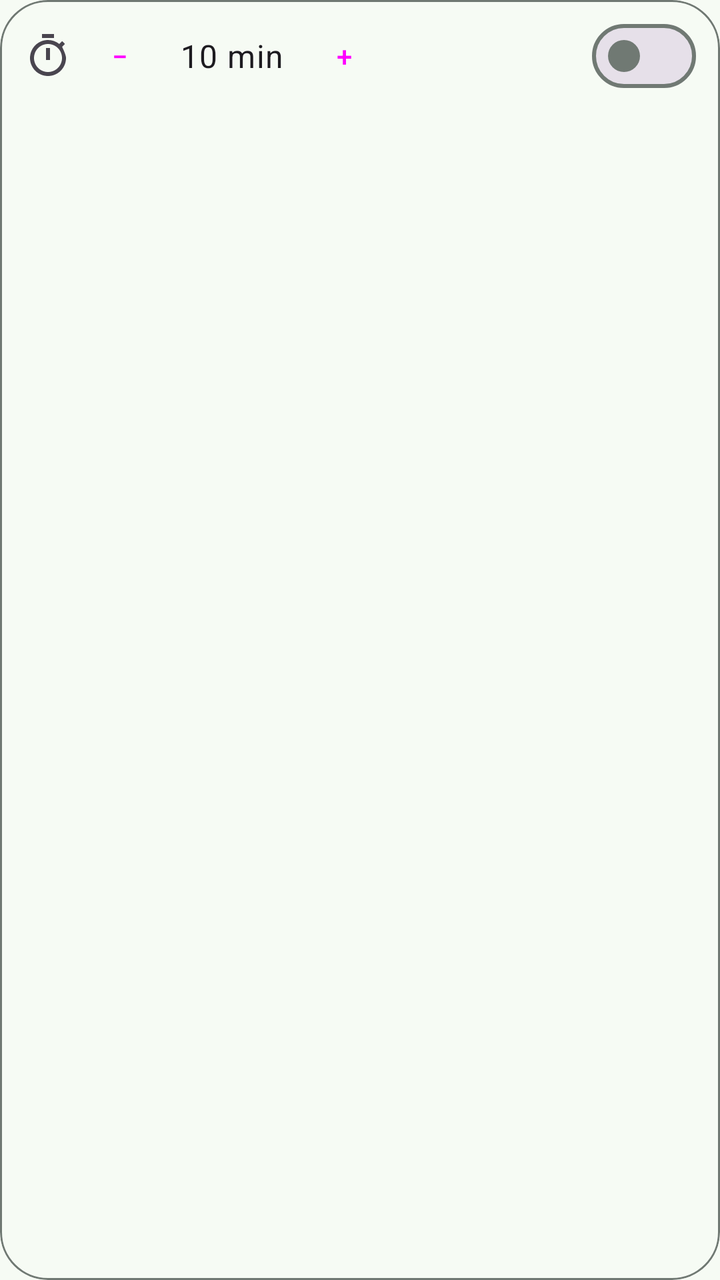
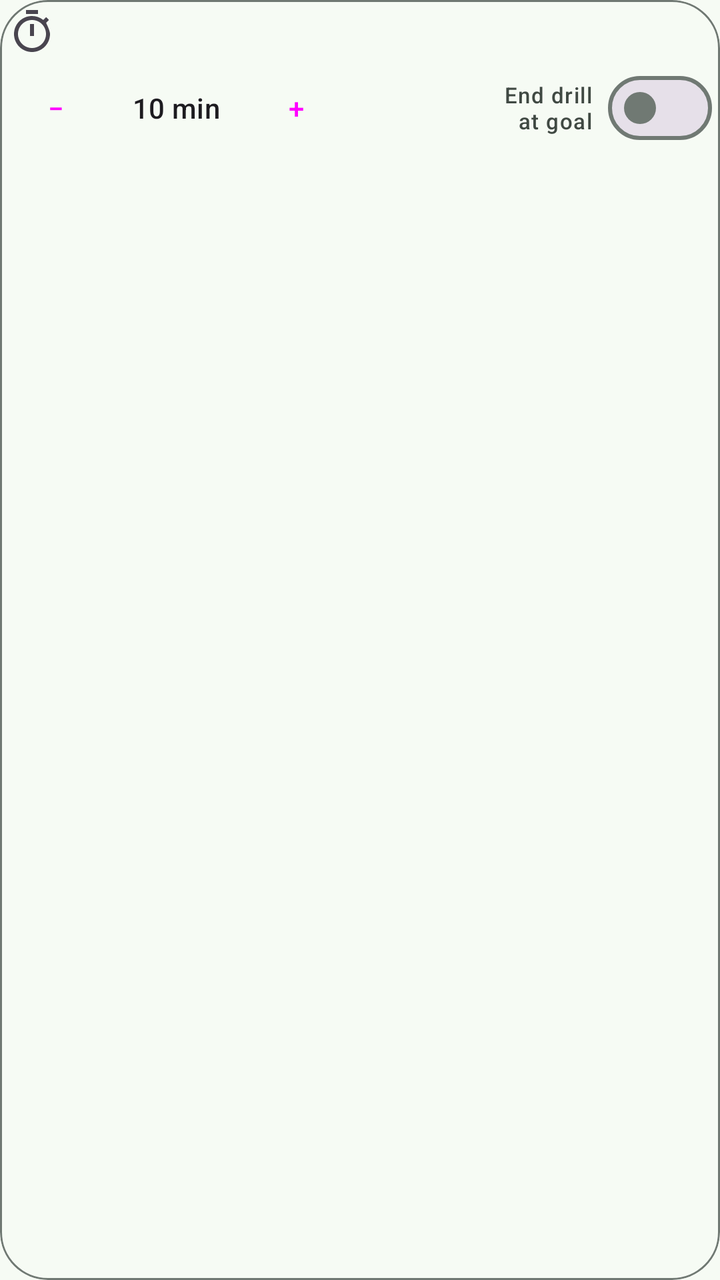

Before-and-after screenshots of an Android layout around one commit, followed by the original layout XML and the change that was made.
<!-- AndroidManifest.xml: application theme Theme.VoiceSrs -->
<!-- res/layout/include_timer_row.xml -->
<?xml version="1.0" encoding="utf-8"?>
<com.google.android.material.card.MaterialCardView xmlns:android="http://schemas.android.com/apk/res/android"
    xmlns:app="http://schemas.android.com/apk/res-auto"
    android:id="@+id/timerRow"
    style="@style/Widget.Material3.CardView.Outlined"
    android:layout_width="match_parent"
    android:layout_height="wrap_content"
    android:minHeight="48dp"
    android:contentDescription="@string/timer_title"
    app:cardCornerRadius="24dp"
    app:cardElevation="0dp"
    app:contentPadding="4dp"
    app:strokeColor="?attr/colorOutline"
    app:strokeWidth="1dp">

    <LinearLayout
        android:layout_width="match_parent"
        android:layout_height="wrap_content"
        android:gravity="center_vertical"
        android:orientation="horizontal"
        android:paddingStart="8dp"
        android:paddingEnd="8dp">

        <TextView
            android:id="@+id/elapsedChip"
            android:layout_width="wrap_content"
            android:layout_height="wrap_content"
            android:layout_marginEnd="4dp"
            android:visibility="gone"
            android:textAppearance="?attr/textAppearanceLabelLarge" />

        <ImageView
            android:id="@+id/timerIcon"
            android:layout_width="24dp"
            android:layout_height="24dp"
            android:contentDescription="@string/timer_title"
            android:src="@drawable/ic_timer" />

        <Button
            android:id="@+id/timerMinus"
            style="@style/Widget.Material3.Button.IconButton"
            android:layout_width="48dp"
            android:layout_height="48dp"
            android:contentDescription="@string/timer_fewer"
            android:text="−" />

        <TextView
            android:id="@+id/timerValue"
            android:layout_width="wrap_content"
            android:layout_height="wrap_content"
            android:layout_marginStart="4dp"
            android:layout_marginEnd="4dp"
            android:minWidth="56dp"
            android:gravity="center"
            android:textAppearance="?attr/textAppearanceBodyLarge"
            android:text="10 min" />

        <Button
            android:id="@+id/timerPlus"
            style="@style/Widget.Material3.Button.IconButton"
            android:layout_width="48dp"
            android:layout_height="48dp"
            android:contentDescription="@string/timer_more"
            android:text="+" />

        <com.google.android.material.materialswitch.MaterialSwitch
            android:id="@+id/timerSwitch"
            android:layout_width="0dp"
            android:layout_height="wrap_content"
            android:layout_weight="1"
            android:gravity="end|center_vertical"
            android:minHeight="48dp"
            android:contentDescription="@string/timer_switch" />
    </LinearLayout>
</com.google.android.material.card.MaterialCardView>
<!-- resources referenced by this layout -->
<resources>
  <!-- drawable ic_timer (drawable) -->
  <?xml version="1.0" encoding="utf-8"?>
  <vector xmlns:android="http://schemas.android.com/apk/res/android"
      android:width="24dp"
      android:height="24dp"
      android:viewportWidth="24"
      android:viewportHeight="24"
      android:tint="?attr/colorControlNormal">
      <path
          android:fillColor="#FF000000"
          android:pathData="M15,1H9v2h6V1zM11,14h2V8h-2V14zM19.03,7.39l1.42,-1.42c-0.43,-0.51 -0.9,-0.99 -1.41,-1.41l-1.42,1.42C16.07,4.74 14.12,4 12,4c-4.97,0 -9,4.03 -9,9s4.02,9 9,9s9,-4.03 9,-9C21,11.88 20.26,9.93 19.03,7.39zM12,20c-3.87,0 -7,-3.13 -7,-7s3.13,-7 7,-7s7,3.13 7,7S15.87,20 12,20z" />
  </vector>
  <string name="timer_fewer">Fewer minutes</string>
  <string name="timer_more">More minutes</string>
  <string name="timer_switch">Timer on</string>
  <string name="timer_title">Timer</string>
  <color name="md_theme_primary">#146C43</color>
  <color name="md_theme_onPrimary">#FFFFFF</color>
  <color name="md_theme_primaryContainer">#A4F4C4</color>
  <color name="md_theme_onPrimaryContainer">#002110</color>
  <color name="md_theme_secondary">#4D6356</color>
  <color name="md_theme_onSecondary">#FFFFFF</color>
  <color name="md_theme_secondaryContainer">#D0E8D8</color>
  <color name="md_theme_onSecondaryContainer">#0B1F15</color>
  <color name="md_theme_tertiary">#3C6472</color>
  <color name="md_theme_onTertiary">#FFFFFF</color>
  <color name="md_theme_tertiaryContainer">#C0E9FA</color>
  <color name="md_theme_onTertiaryContainer">#001F28</color>
  <color name="md_theme_background">#F6FBF4</color>
  <color name="md_theme_surface">#F6FBF4</color>
  <color name="md_theme_onSurface">#171D19</color>
  <color name="md_theme_surfaceVariant">#DCE5DC</color>
  <color name="md_theme_onSurfaceVariant">#404943</color>
  <color name="md_theme_outline">#707973</color>
  <color name="md_theme_error">#BA1A1A</color>
  <color name="md_theme_onError">#FFFFFF</color>
  <!-- unchanged entries left out for length: 1 -->
</resources>

<!-- the commit's change to res/layout/include_timer_row.xml (unified diff, before → after) -->
@@ -14,62 +14,123 @@
     app:strokeWidth="1dp">
 
     <LinearLayout
+        android:id="@+id/timerLines"
         android:layout_width="match_parent"
         android:layout_height="wrap_content"
-        android:gravity="center_vertical"
-        android:orientation="horizontal"
-        android:paddingStart="8dp"
-        android:paddingEnd="8dp">
+        android:orientation="vertical"
+        android:paddingStart="@dimen/timer_row_padding"
+        android:paddingEnd="@dimen/timer_row_padding">
 
-        <TextView
-            android:id="@+id/elapsedChip"
-            android:layout_width="wrap_content"
+        <LinearLayout
+            android:id="@+id/timerLine1"
+            android:layout_width="match_parent"
             android:layout_height="wrap_content"
-            android:layout_marginEnd="4dp"
-            android:visibility="gone"
-            android:textAppearance="?attr/textAppearanceLabelLarge" />
+            android:layout_marginBottom="@dimen/timer_line_gap"
+            android:gravity="center_vertical"
+            android:orientation="horizontal"
+            android:paddingStart="@dimen/timer_row_padding"
+            android:paddingEnd="@dimen/timer_row_padding">
 
-        <ImageView
-            android:id="@+id/timerIcon"
-            android:layout_width="24dp"
-            android:layout_height="24dp"
-            android:contentDescription="@string/timer_title"
-            android:src="@drawable/ic_timer" />
+            <ImageView
+                android:id="@+id/timerIcon"
+                android:layout_width="24dp"
+                android:layout_height="24dp"
+                android:contentDescription="@string/timer_title"
+                android:src="@drawable/ic_timer" />
 
-        <Button
-            android:id="@+id/timerMinus"
-            style="@style/Widget.Material3.Button.IconButton"
-            android:layout_width="48dp"
-            android:layout_height="48dp"
-            android:contentDescription="@string/timer_fewer"
-            android:text="−" />
+            <TextView
+                android:id="@+id/elapsedChip"
+                android:layout_width="0dp"
+                android:layout_height="wrap_content"
+                android:layout_weight="1"
+                android:layout_marginStart="6dp"
+                android:ellipsize="end"
+                android:maxLines="1"
+                android:visibility="gone"
+                android:textAppearance="?attr/textAppearanceLabelLarge" />
+        </LinearLayout>
 
-        <TextView
-            android:id="@+id/timerValue"
-            android:layout_width="wrap_content"
+        <LinearLayout
+            android:id="@+id/timerLine2"
+            android:layout_width="match_parent"
             android:layout_height="wrap_content"
-            android:layout_marginStart="4dp"
-            android:layout_marginEnd="4dp"
-            android:minWidth="56dp"
-            android:gravity="center"
-            android:textAppearance="?attr/textAppearanceBodyLarge"
-            android:text="10 min" />
+            android:gravity="center_vertical"
+            android:orientation="horizontal">
 
-        <Button
-            android:id="@+id/timerPlus"
-            style="@style/Widget.Material3.Button.IconButton"
-            android:layout_width="48dp"
-            android:layout_height="48dp"
-            android:contentDescription="@string/timer_more"
-            android:text="+" />
+            
+            <Button
+                android:id="@+id/timerMinus"
+                style="@style/Widget.Material3.Button.IconButton.Outlined"
+                android:layout_width="48dp"
+                android:layout_height="48dp"
+                android:insetLeft="@dimen/timer_stepper_inset"
+                android:insetTop="@dimen/timer_stepper_inset"
+                android:insetRight="@dimen/timer_stepper_inset"
+                android:insetBottom="@dimen/timer_stepper_inset"
+                android:minWidth="0dp"
+                android:minHeight="0dp"
+                android:padding="0dp"
+                android:contentDescription="@string/timer_fewer"
+                android:text="−"
+                app:shapeAppearanceOverlay="@style/ShapeAppearance.Material3.Corner.Full"
+                app:strokeColor="?attr/colorOutline"
+                app:strokeWidth="@dimen/timer_stepper_stroke" />
 
-        <com.google.android.material.materialswitch.MaterialSwitch
-            android:id="@+id/timerSwitch"
-            android:layout_width="0dp"
-            android:layout_height="wrap_content"
-            android:layout_weight="1"
-            android:gravity="end|center_vertical"
-            android:minHeight="48dp"
-            android:contentDescription="@string/timer_switch" />
+            <TextView
+                android:id="@+id/timerValue"
+                android:layout_width="wrap_content"
+                android:layout_height="wrap_content"
+                android:layout_marginStart="@dimen/timer_value_margin"
+                android:layout_marginEnd="@dimen/timer_value_margin"
+                android:minWidth="@dimen/timer_value_min_width"
+                android:gravity="center"
+                android:maxLines="1"
+                android:textAppearance="?attr/textAppearanceLabelLarge"
+                android:text="10 min" />
+
+            
+            <Button
+                android:id="@+id/timerPlus"
+                style="@style/Widget.Material3.Button.IconButton.Outlined"
+                android:layout_width="48dp"
+                android:layout_height="48dp"
+                android:insetLeft="@dimen/timer_stepper_inset"
+                android:insetTop="@dimen/timer_stepper_inset"
+                android:insetRight="@dimen/timer_stepper_inset"
+                android:insetBottom="@dimen/timer_stepper_inset"
+                android:minWidth="0dp"
+                android:minHeight="0dp"
+                android:padding="0dp"
+                android:contentDescription="@string/timer_more"
+                android:text="+"
+                app:shapeAppearanceOverlay="@style/ShapeAppearance.Material3.Corner.Full"
+                app:strokeColor="?attr/colorOutline"
+                app:strokeWidth="@dimen/timer_stepper_stroke" />
+
+            <Space
+                android:id="@+id/timerSpacer"
+                android:layout_width="0dp"
+                android:layout_height="1dp"
+                android:layout_weight="1" />
+
+            <TextView
+                android:id="@+id/timerSwitchLabel"
+                android:layout_width="wrap_content"
+                android:layout_height="wrap_content"
+                android:layout_marginEnd="@dimen/timer_switch_label_gap"
+                android:gravity="end|center_vertical"
+                android:labelFor="@+id/timerSwitch"
+                android:maxLines="2"
+                android:text="@string/timer_switch_text"
+                android:textAppearance="?attr/textAppearanceLabelSmall"
+                android:textColor="?attr/colorOnSurfaceVariant" />
+
+            <com.google.android.material.materialswitch.MaterialSwitch
+                android:id="@+id/timerSwitch"
+                android:layout_width="wrap_content"
+                android:layout_height="wrap_content"
+                android:minHeight="48dp"
+                android:contentDescription="@string/timer_switch_label" />
+        </LinearLayout>
     </LinearLayout>
 </com.google.android.material.card.MaterialCardView>
<!-- resource entries referenced after the edit -->
@@ -1,5 +1,12 @@
 <!-- resources referenced by this layout -->
 <resources>
+  <dimen name="timer_line_gap">2dp</dimen>
+  <dimen name="timer_row_padding">0dp</dimen>
+  <dimen name="timer_stepper_inset">6dp</dimen>
+  <dimen name="timer_stepper_stroke">1dp</dimen>
+  <dimen name="timer_switch_label_gap">8dp</dimen>
+  <dimen name="timer_value_margin">8dp</dimen>
+  <dimen name="timer_value_min_width">56dp</dimen>
   <!-- drawable ic_timer (drawable) -->
   <?xml version="1.0" encoding="utf-8"?>
   <vector xmlns:android="http://schemas.android.com/apk/res/android"
@@ -14,7 +21,8 @@
   </vector>
   <string name="timer_fewer">Fewer minutes</string>
   <string name="timer_more">More minutes</string>
-  <string name="timer_switch">Timer on</string>
+  <string name="timer_switch_label">End drill at goal</string>
+  <string name="timer_switch_text">End drill\nat goal</string>
   <string name="timer_title">Timer</string>
   <color name="md_theme_primary">#146C43</color>
   <color name="md_theme_onPrimary">#FFFFFF</color>
